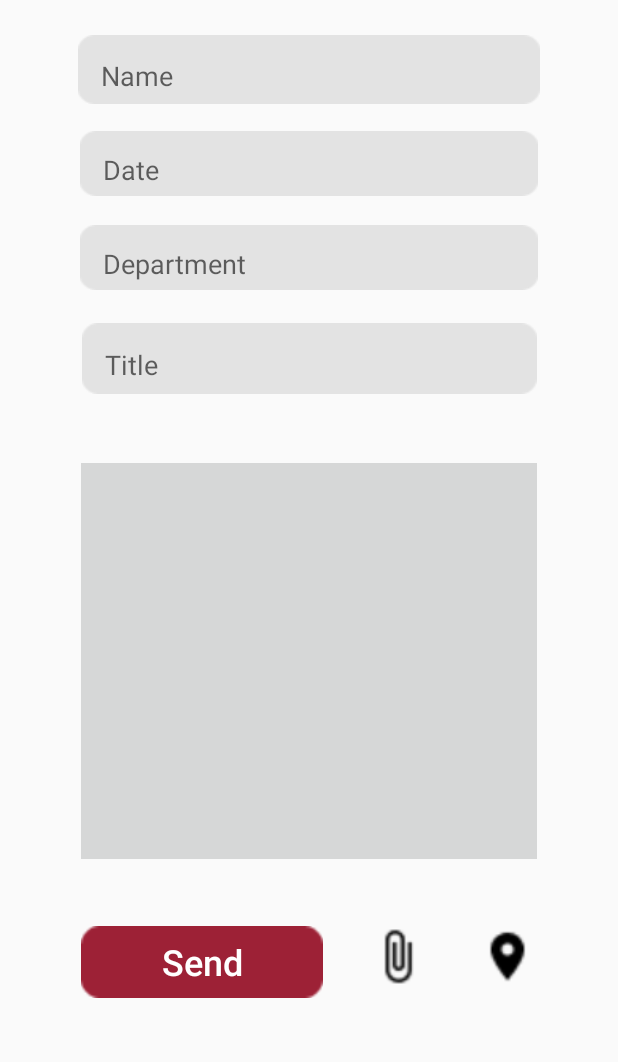
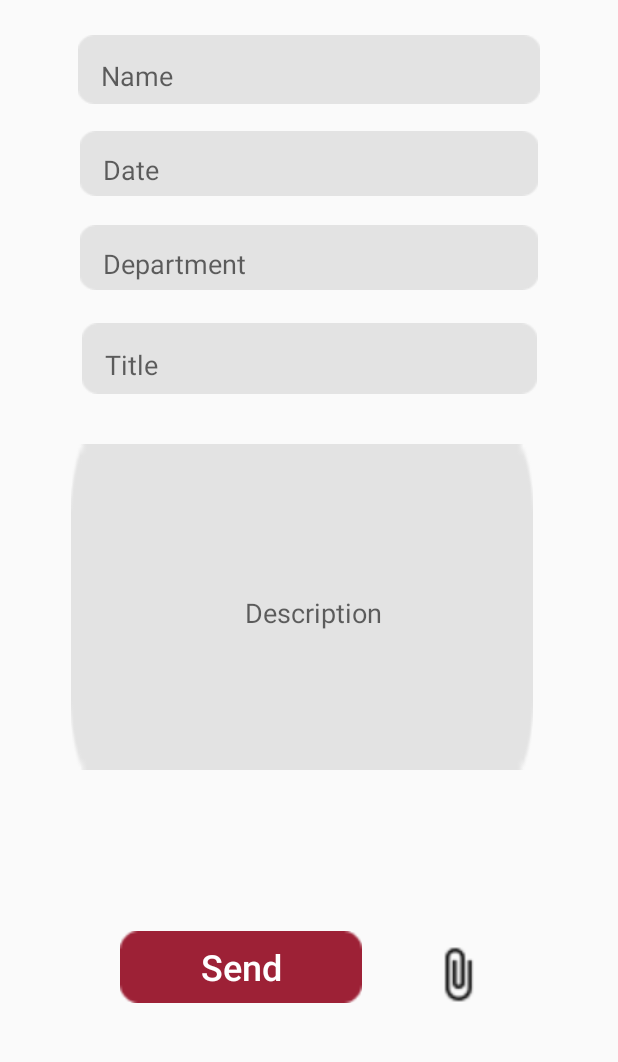
Before and after one commit to yashj411/Public-Complaint-Registration-App, an Android app: the screen it shows after launch once a user with an empty profile is signed in (Register), after a tap on "Register", on a phone screen of 412 x 824 dp, the part 149-1211 px from its top. Run offline under Robolectric (Android 15) with nearby library versions, the phone set to English and light mode, and no system bars; our stand-ins replace Firebase (no records; nobody signed in at launch, a user with empty details on screens opened directly).

Commit message:
Final touches.

```diff
--- a/app/build.gradle
+++ b/app/build.gradle
@@ -33,6 +33,8 @@ dependencies {
     implementation 'androidx.recyclerview:recyclerview:1.1.0'
     implementation 'com.google.firebase:firebase-database:19.5.0'
     implementation 'com.google.firebase:firebase-storage:19.2.0'
+    implementation 'com.google.android.gms:play-services-maps:17.0.0'
+    implementation 'com.google.android.gms:play-services-location:17.1.0'
     testImplementation 'junit:junit:4.12'
     androidTestImplementation 'androidx.test.ext:junit:1.1.2'
     androidTestImplementation 'androidx.test.espresso:espresso-core:3.3.0'
--- a/app/src/main/AndroidManifest.xml
+++ b/app/src/main/AndroidManifest.xml
@@ -31,6 +31,9 @@
         <activity android:name=".Guidelines">
 
         </activity>
+        <activity android:name=".Last_slide">
+
+        </activity>
 
         <meta-data
             android:name="preloaded_fonts"
--- a/app/src/main/res/layout/register.xml
+++ b/app/src/main/res/layout/register.xml
@@ -94,25 +94,27 @@
 
     <EditText
         android:id="@+id/tVDescription"
-        android:layout_width="304dp"
-        android:layout_height="264dp"
-        android:background="?attr/colorButtonNormal"
+        android:layout_width="308dp"
+        android:layout_height="217dp"
+        android:background="@drawable/email"
+        android:hint="Description"
         android:paddingLeft="15dp"
         android:paddingTop="8dp"
-        android:textAlignment="textStart"
+        android:textAlignment="center"
         android:textColor="@color/black"
         app:layout_constraintBottom_toBottomOf="parent"
         app:layout_constraintEnd_toEndOf="parent"
+        app:layout_constraintHorizontal_bias="0.454"
         app:layout_constraintStart_toStartOf="parent"
-        app:layout_constraintTop_toTopOf="parent"
-        app:layout_constraintVertical_bias="0.729" />
+        app:layout_constraintTop_toBottomOf="@+id/tVTitle"
+        app:layout_constraintVertical_bias="0.136" />
 
     <Button
         android:id="@+id/button4"
         android:layout_width="161dp"
         android:layout_height="48dp"
-        android:layout_marginStart="54dp"
-        android:layout_marginBottom="59dp"
+        android:layout_marginStart="80dp"
+        android:layout_marginBottom="56dp"
         android:background="@drawable/register"
         android:text="Send"
         android:textAllCaps="false"
@@ -122,22 +124,11 @@
         app:layout_constraintStart_toStartOf="parent" />
 
     <Button
-        android:id="@+id/button6"
-        android:layout_width="38dp"
-        android:layout_height="38dp"
-        android:layout_marginStart="104dp"
-        android:layout_marginBottom="68dp"
-        android:background="@drawable/location"
-        app:layout_constraintBottom_toBottomOf="parent"
-        app:layout_constraintStart_toEndOf="@+id/button4"
-        app:srcCompat="@drawable/attach" />
-
-    <Button
         android:id="@+id/button7"
         android:layout_width="38dp"
         android:layout_height="38dp"
-        android:layout_marginEnd="128dp"
-        android:layout_marginBottom="68dp"
+        android:layout_marginEnd="88dp"
+        android:layout_marginBottom="56dp"
         android:background="@drawable/attach"
         app:layout_constraintBottom_toBottomOf="parent"
         app:layout_constraintEnd_toEndOf="parent"
--- a/app/src/main/res/values/strings.xml
+++ b/app/src/main/res/values/strings.xml
@@ -1,3 +1,5 @@
 <resources>
     <string name="app_name">PublicComplaintRegistration</string>
+    <string name="your_complaint_has_been_registered_with_us_successfully">Your complaint has been registered with us successfully !</string>
+    <string name="main_menu"><![CDATA[Main menu >]]></string>
 </resources>
```
Also changed, not shown: app/src/main/java/com/example/publiccomplaintregistration/Last_slide.java (added, +36 -0 lines), app/src/main/java/com/example/publiccomplaintregistration/Register.java (+4 -4 lines), app/src/main/res/layout/activity_main.xml (+8 -7 lines), app/src/main/res/layout/last.xml (added, +44 -0 lines), app/src/main/java/com/example/publiccomplaintregistration/User.java (line endings or trailing spaces).
